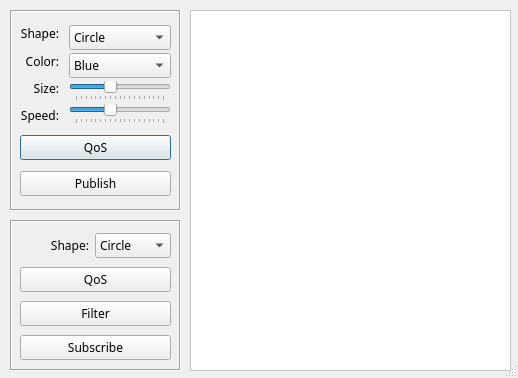
Qt form demo/ishapes/iShapesForm.ui (nevion/simd-cxx-old) before a commit.
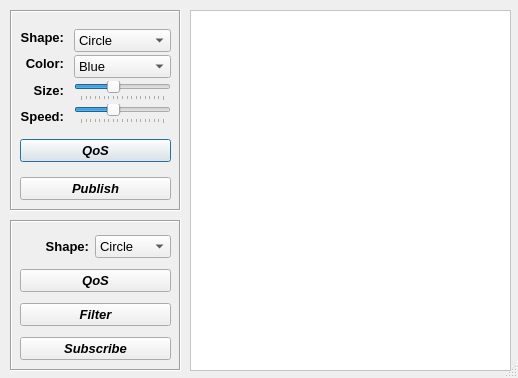
The same form after that commit.

Patch:
```diff
--- a/demo/ishapes/iShapesForm.ui
+++ b/demo/ishapes/iShapesForm.ui
@@ -57,7 +57,11 @@
    </property>
    <property name="font">
     <font>
+     <family>Ubuntu</family>
      <pointsize>10</pointsize>
+     <weight>75</weight>
+     <italic>false</italic>
+     <bold>true</bold>
     </font>
    </property>
    <property name="frameShape">
@@ -72,12 +76,16 @@
       <x>10</x>
       <y>10</y>
       <width>151</width>
-      <height>181</height>
+      <height>191</height>
      </rect>
     </property>
     <property name="font">
      <font>
+      <family>Ubuntu</family>
       <pointsize>10</pointsize>
+      <weight>75</weight>
+      <italic>false</italic>
+      <bold>true</bold>
      </font>
     </property>
     <layout class="QVBoxLayout" name="verticalLayout_3">
@@ -92,8 +100,11 @@
           <widget class="QLabel" name="wShapeLabel">
            <property name="font">
             <font>
-             <family>Sans Serif</family>
-             <pointsize>9</pointsize>
+             <family>Ubuntu</family>
+             <pointsize>10</pointsize>
+             <weight>75</weight>
+             <italic>false</italic>
+             <bold>true</bold>
              <stylestrategy>PreferAntialias</stylestrategy>
              <kerning>false</kerning>
             </font>
@@ -113,8 +124,11 @@
           <widget class="QLabel" name="colorLabel">
            <property name="font">
             <font>
-             <family>Sans Serif</family>
-             <pointsize>9</pointsize>
+             <family>Ubuntu</family>
+             <pointsize>10</pointsize>
+             <weight>75</weight>
+             <italic>false</italic>
+             <bold>true</bold>
              <stylestrategy>PreferAntialias</stylestrategy>
              <kerning>false</kerning>
             </font>
@@ -131,8 +145,11 @@
           <widget class="QLabel" name="label">
            <property name="font">
             <font>
-             <family>Sans Serif</family>
-             <pointsize>9</pointsize>
+             <family>Ubuntu</family>
+             <pointsize>10</pointsize>
+             <weight>75</weight>
+             <italic>false</italic>
+             <bold>true</bold>
              <stylestrategy>PreferAntialias</stylestrategy>
              <kerning>false</kerning>
             </font>
@@ -149,8 +166,11 @@
           <widget class="QLabel" name="label_2">
            <property name="font">
             <font>
-             <family>Sans Serif</family>
-             <pointsize>9</pointsize>
+             <family>Ubuntu</family>
+             <pointsize>10</pointsize>
+             <weight>75</weight>
+             <italic>false</italic>
+             <bold>true</bold>
              <stylestrategy>PreferAntialias</stylestrategy>
              <kerning>false</kerning>
             </font>
@@ -174,8 +194,11 @@
           <widget class="QComboBox" name="wShapeList">
            <property name="font">
             <font>
-             <family>Sans Serif</family>
-             <pointsize>9</pointsize>
+             <family>Ubuntu</family>
+             <pointsize>10</pointsize>
+             <weight>50</weight>
+             <italic>false</italic>
+             <bold>false</bold>
              <stylestrategy>PreferAntialias</stylestrategy>
              <kerning>false</kerning>
             </font>
@@ -201,8 +224,11 @@
           <widget class="QComboBox" name="colorList">
            <property name="font">
             <font>
-             <family>Sans Serif</family>
-             <pointsize>9</pointsize>
+             <family>Ubuntu</family>
+             <pointsize>10</pointsize>
+             <weight>50</weight>
+             <italic>false</italic>
+             <bold>false</bold>
              <stylestrategy>PreferAntialias</stylestrategy>
              <kerning>false</kerning>
             </font>
@@ -251,6 +277,15 @@
          </item>
          <item>
           <widget class="QSlider" name="sizeSlider">
+           <property name="font">
+            <font>
+             <family>Ubuntu</family>
+             <pointsize>10</pointsize>
+             <weight>75</weight>
+             <italic>true</italic>
+             <bold>true</bold>
+            </font>
+           </property>
            <property name="minimum">
             <number>10</number>
            </property>
@@ -282,6 +317,15 @@
          </item>
          <item>
           <widget class="QSlider" name="speedSlider">
+           <property name="font">
+            <font>
+             <family>Ubuntu</family>
+             <pointsize>10</pointsize>
+             <weight>75</weight>
+             <italic>true</italic>
+             <bold>true</bold>
+            </font>
+           </property>
            <property name="minimum">
             <number>10</number>
            </property>
@@ -325,8 +369,11 @@
        </property>
        <property name="font">
         <font>
-         <family>Sans Serif</family>
-         <pointsize>9</pointsize>
+         <family>Ubuntu</family>
+         <pointsize>10</pointsize>
+         <weight>75</weight>
+         <italic>true</italic>
+         <bold>true</bold>
          <stylestrategy>PreferAntialias</stylestrategy>
          <kerning>false</kerning>
         </font>
@@ -359,8 +406,11 @@
        </property>
        <property name="font">
         <font>
-         <family>Sans Serif</family>
-         <pointsize>9</pointsize>
+         <family>Ubuntu</family>
+         <pointsize>10</pointsize>
+         <weight>75</weight>
+         <italic>true</italic>
+         <bold>true</bold>
          <stylestrategy>PreferAntialias</stylestrategy>
          <kerning>false</kerning>
         </font>
@@ -389,6 +439,15 @@
      <height>151</height>
     </rect>
    </property>
+   <property name="font">
+    <font>
+     <family>Ubuntu</family>
+     <pointsize>10</pointsize>
+     <weight>75</weight>
+     <italic>true</italic>
+     <bold>true</bold>
+    </font>
+   </property>
    <property name="frameShape">
     <enum>QFrame::Box</enum>
    </property>
@@ -401,9 +460,18 @@
       <x>10</x>
       <y>10</y>
       <width>151</width>
-      <height>137</height>
+      <height>138</height>
      </rect>
     </property>
+    <property name="font">
+     <font>
+      <family>Ubuntu</family>
+      <pointsize>10</pointsize>
+      <weight>75</weight>
+      <italic>true</italic>
+      <bold>true</bold>
+     </font>
+    </property>
     <layout class="QVBoxLayout" name="verticalLayout_4">
      <item>
       <layout class="QHBoxLayout" name="horizontalLayout_2">
@@ -411,8 +479,11 @@
         <widget class="QLabel" name="label_3">
          <property name="font">
           <font>
-           <family>Sans Serif</family>
-           <pointsize>9</pointsize>
+           <family>Ubuntu</family>
+           <pointsize>10</pointsize>
+           <weight>75</weight>
+           <italic>false</italic>
+           <bold>true</bold>
            <stylestrategy>PreferAntialias</stylestrategy>
            <kerning>false</kerning>
           </font>
@@ -429,8 +500,11 @@
         <widget class="QComboBox" name="rShapeList">
          <property name="font">
           <font>
-           <family>Sans Serif</family>
-           <pointsize>9</pointsize>
+           <family>Ubuntu</family>
+           <pointsize>10</pointsize>
+           <weight>50</weight>
+           <italic>false</italic>
+           <bold>false</bold>
            <stylestrategy>PreferAntialias</stylestrategy>
            <kerning>false</kerning>
           </font>
@@ -458,8 +532,11 @@
       <widget class="QPushButton" name="subQosButton">
        <property name="font">
         <font>
-         <family>Sans Serif</family>
-         <pointsize>9</pointsize>
+         <family>Ubuntu</family>
+         <pointsize>10</pointsize>
+         <weight>75</weight>
+         <italic>true</italic>
+         <bold>true</bold>
          <stylestrategy>PreferAntialias</stylestrategy>
          <kerning>false</kerning>
         </font>
@@ -480,8 +557,11 @@
       <widget class="QPushButton" name="filterButton">
        <property name="font">
         <font>
-         <family>Sans Serif</family>
-         <pointsize>9</pointsize>
+         <family>Ubuntu</family>
+         <pointsize>10</pointsize>
+         <weight>75</weight>
+         <italic>true</italic>
+         <bold>true</bold>
          <stylestrategy>PreferAntialias</stylestrategy>
          <kerning>false</kerning>
         </font>
@@ -502,8 +582,11 @@
       <widget class="QPushButton" name="createReaderButton">
        <property name="font">
         <font>
-         <family>Sans Serif</family>
-         <pointsize>9</pointsize>
+         <family>Ubuntu</family>
+         <pointsize>10</pointsize>
+         <weight>75</weight>
+         <italic>true</italic>
+         <bold>true</bold>
          <stylestrategy>PreferAntialias</stylestrategy>
          <kerning>false</kerning>
         </font>
```
Left out of the diff: 9 changed lines with no effect on the pictures.
